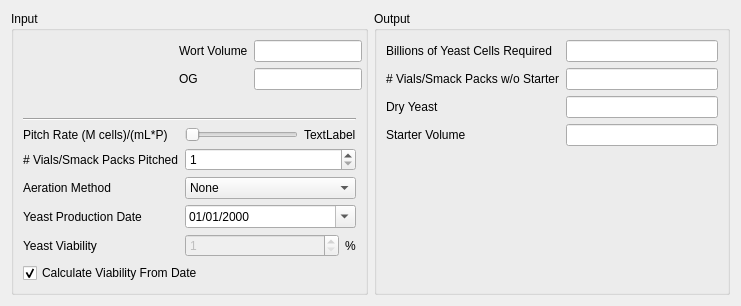
Old version of the form ui/pitchDialog.ui in the repository Brewtarget/brewtarget.
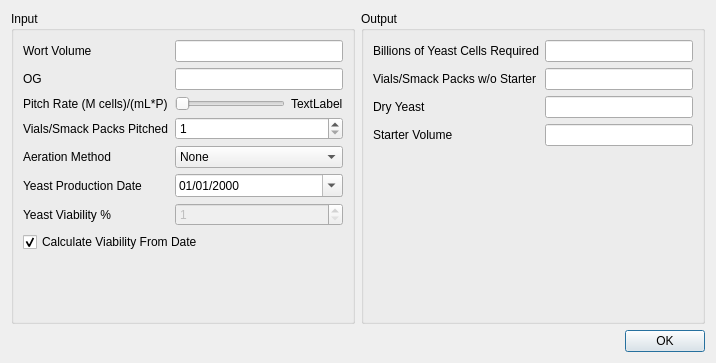
New version of the form. Custom widgets are drawn as their Qt base class.

The edit to the form file:
```diff
--- a/ui/pitchDialog.ui
+++ b/ui/pitchDialog.ui
@@ -6,13 +6,15 @@
    <rect>
     <x>0</x>
     <y>0</y>
-    <width>741</width>
-    <height>306</height>
+    <width>716</width>
+    <height>363</height>
    </rect>
   </property>
   <property name="windowTitle">
    <string>Pitch Rate Calculator</string>
   </property>
+  <layout class="QVBoxLayout" name="verticalLayout">
+   <item>
   <layout class="QHBoxLayout" name="horizontalLayout_2">
    <item>
     <widget class="QGroupBox" name="groupBox">
@@ -22,15 +24,7 @@
      <property name="configSection" stdset="0">
       <string notr="true">pitchRateCalc</string>
      </property>
-     <layout class="QVBoxLayout" name="verticalLayout_2">
-      <item>
        <layout class="QFormLayout" name="formLayout">
-        <property name="fieldGrowthPolicy">
-         <enum>QFormLayout::ExpandingFieldsGrow</enum>
-        </property>
-        <property name="formAlignment">
-         <set>Qt::AlignRight|Qt::AlignTop|Qt::AlignTrailing</set>
-        </property>
         <item row="0" column="0">
          <widget class="BtVolumeLabel" name="label_vol">
           <property name="contextMenuPolicy">
@@ -66,19 +60,6 @@
           </property>
          </widget>
         </item>
-        <item row="1" column="0">
-         <widget class="BtDensityLabel" name="label_og">
-          <property name="contextMenuPolicy">
-           <enum>Qt::CustomContextMenu</enum>
-          </property>
-          <property name="text">
-           <string>OG</string>
-          </property>
-          <property name="buddy">
-           <cstring>lineEdit_OG</cstring>
-          </property>
-         </widget>
-        </item>
         <item row="1" column="1">
          <widget class="BtDensityEdit" name="lineEdit_OG">
           <property name="sizePolicy">
@@ -101,24 +82,7 @@
           </property>
          </widget>
         </item>
-       </layout>
-      </item>
-      <item>
-       <widget class="Line" name="line">
-        <property name="orientation">
-         <enum>Qt::Horizontal</enum>
-        </property>
-       </widget>
-      </item>
-      <item>
-       <layout class="QFormLayout" name="formLayout_3">
-        <property name="fieldGrowthPolicy">
-         <enum>QFormLayout::AllNonFixedFieldsGrow</enum>
-        </property>
-        <property name="formAlignment">
-         <set>Qt::AlignRight|Qt::AlignTop|Qt::AlignTrailing</set>
-        </property>
-        <item row="0" column="0">
+        <item row="2" column="0">
          <widget class="QLabel" name="label_pitchRate_2">
           <property name="toolTip">
            <string>For ales, 0.75-1. For lagers, 1.5-2.</string>
@@ -128,34 +92,64 @@
           </property>
          </widget>
         </item>
-        <item row="2" column="0">
+        <item row="2" column="1">
+         <layout class="QHBoxLayout" name="horizontalLayout">
+          <item>
+           <widget class="QSlider" name="slider_pitchRate">
+            <property name="minimumSize">
+             <size>
+              <width>64</width>
+              <height>0</height>
+             </size>
+            </property>
+            <property name="toolTip">
+             <string>Desired pitch rate</string>
+            </property>
+            <property name="maximum">
+             <number>100</number>
+            </property>
+            <property name="orientation">
+             <enum>Qt::Horizontal</enum>
+            </property>
+           </widget>
+          </item>
+          <item>
+           <widget class="QLabel" name="label_pitchRate">
+            <property name="text">
+             <string>TextLabel</string>
+            </property>
+           </widget>
+          </item>
+         </layout>
+        </item>
+        <item row="3" column="0">
+         <widget class="QLabel" name="label_vialsPitched">
+          <property name="text">
+           <string>Vials/Smack Packs Pitched</string>
+          </property>
+         </widget>
+        </item>
+        <item row="3" column="1">
+         <widget class="QSpinBox" name="spinBox_VialsPitched">
+          <property name="toolTip">
+           <string>Number of vials/smack packs added to starter</string>
+          </property>
+          <property name="minimum">
+           <number>1</number>
+          </property>
+          <property name="maximum">
+           <number>5</number>
+          </property>
+         </widget>
+        </item>
+        <item row="4" column="0">
          <widget class="QLabel" name="label_aerationMethod">
           <property name="text">
            <string>Aeration Method</string>
           </property>
          </widget>
         </item>
-        <item row="3" column="0">
-         <widget class="BtDateLabel" name="label_productionDate">
-          <property name="contextMenuPolicy">
-           <enum>Qt::CustomContextMenu</enum>
-          </property>
-          <property name="text">
-           <string>Yeast Production Date</string>
-          </property>
-          <property name="buddy">
-           <cstring>dateEdit_ProductionDate</cstring>
-          </property>
-         </widget>
-        </item>
-        <item row="4" column="0">
-         <widget class="QLabel" name="label_viability">
-          <property name="text">
-           <string>Yeast Viability</string>
-          </property>
-         </widget>
-        </item>
-        <item row="2" column="1">
+        <item row="4" column="1">
          <widget class="QComboBox" name="comboBox_AerationMethod">
           <property name="acceptDrops">
            <bool>false</bool>
@@ -183,7 +177,20 @@
           </item>
          </widget>
         </item>
-        <item row="3" column="1">
+        <item row="5" column="0">
+         <widget class="BtDateLabel" name="label_productionDate">
+          <property name="contextMenuPolicy">
+           <enum>Qt::CustomContextMenu</enum>
+          </property>
+          <property name="text">
+           <string>Yeast Production Date</string>
+          </property>
+          <property name="buddy">
+           <cstring>dateEdit_ProductionDate</cstring>
+          </property>
+         </widget>
+        </item>
+        <item row="5" column="1">
          <widget class="QDateEdit" name="dateEdit_ProductionDate">
           <property name="toolTip">
            <string>Production date (Best By date less three months)</string>
@@ -205,9 +212,14 @@
           </property>
          </widget>
         </item>
-        <item row="4" column="1">
-         <layout class="QHBoxLayout" name="horizontalLayout_4">
-          <item>
+        <item row="6" column="0">
+         <widget class="QLabel" name="label_viability">
+          <property name="text">
+           <string>Yeast Viability %</string>
+          </property>
+         </widget>
+        </item>
+        <item row="6" column="1">
            <widget class="QSpinBox" name="spinBox_Viability">
             <property name="enabled">
              <bool>false</bool>
@@ -226,52 +238,7 @@
             </property>
            </widget>
           </item>
-          <item>
-           <widget class="QLabel" name="label_12">
-            <property name="sizePolicy">
-             <sizepolicy hsizetype="Fixed" vsizetype="Preferred">
-              <horstretch>0</horstretch>
-              <verstretch>0</verstretch>
-             </sizepolicy>
-            </property>
-            <property name="text">
-             <string>%</string>
-            </property>
-           </widget>
-          </item>
-         </layout>
-        </item>
-        <item row="0" column="1">
-         <layout class="QHBoxLayout" name="horizontalLayout">
-          <item>
-           <widget class="QSlider" name="slider_pitchRate">
-            <property name="minimumSize">
-             <size>
-              <width>64</width>
-              <height>0</height>
-             </size>
-            </property>
-            <property name="toolTip">
-             <string>Desired pitch rate</string>
-            </property>
-            <property name="maximum">
-             <number>100</number>
-            </property>
-            <property name="orientation">
-             <enum>Qt::Horizontal</enum>
-            </property>
-           </widget>
-          </item>
-          <item>
-           <widget class="QLabel" name="label_pitchRate">
-            <property name="text">
-             <string>TextLabel</string>
-            </property>
-           </widget>
-          </item>
-         </layout>
-        </item>
-        <item row="5" column="0" colspan="2">
+        <item row="7" column="0" colspan="2">
          <widget class="QCheckBox" name="checkBox_CalculateViability">
           <property name="text">
            <string>Calculate Viability From Date</string>
@@ -282,26 +249,20 @@
          </widget>
         </item>
         <item row="1" column="0">
-         <widget class="QLabel" name="label_vialsPitched">
-          <property name="text">
-           <string># Vials/Smack Packs Pitched</string>
+         <widget class="BtDensityLabel" name="label_og">
+          <property name="contextMenuPolicy">
+           <enum>Qt::CustomContextMenu</enum>
           </property>
-         </widget>
-        </item>
-        <item row="1" column="1">
-         <widget class="QSpinBox" name="spinBox_VialsPitched">
           <property name="toolTip">
-           <string>Number of vials/smack packs added to starter</string>
+           <string>Original gravity</string>
           </property>
-          <property name="minimum">
-           <number>1</number>
+          <property name="text">
+           <string>OG</string>
           </property>
-          <property name="maximum">
-           <number>5</number>
+          <property name="buddy">
+           <cstring>lineEdit_OG</cstring>
           </property>
          </widget>
-        </item>
-       </layout>
       </item>
      </layout>
     </widget>
@@ -314,15 +275,7 @@
      <property name="configSection" stdset="0">
       <string notr="true">pitchRateCalc</string>
      </property>
-     <layout class="QVBoxLayout" name="verticalLayout">
-      <item>
        <layout class="QFormLayout" name="formLayout_2">
-        <property name="fieldGrowthPolicy">
-         <enum>QFormLayout::AllNonFixedFieldsGrow</enum>
-        </property>
-        <property name="formAlignment">
-         <set>Qt::AlignRight|Qt::AlignTop|Qt::AlignTrailing</set>
-        </property>
         <item row="0" column="0">
          <widget class="QLabel" name="label_cells">
           <property name="text">
@@ -352,7 +305,7 @@
         <item row="1" column="0">
          <widget class="QLabel" name="label_vials">
           <property name="text">
-           <string># Vials/Smack Packs w/o Starter</string>
+           <string>Vials/Smack Packs w/o Starter</string>
           </property>
           <property name="buddy">
            <cstring>lineEdit_vials</cstring>
@@ -440,36 +393,24 @@
          </widget>
         </item>
        </layout>
-      </item>
-     </layout>
+      </widget>
+     </item>
+    </layout>
+   </item>
+   <item>
+    <widget class="QDialogButtonBox" name="buttonBox">
+     <property name="standardButtons">
+      <set>QDialogButtonBox::Ok</set>
+     </property>
     </widget>
    </item>
   </layout>
  </widget>
  <customwidgets>
   <customwidget>
-   <class>BtVolumeLabel</class>
-   <extends>QLabel</extends>
-   <header>BtLabel.h</header>
-   <slots>
-    <signal>labelChanged(Unit::unitDisplay,Unit::unitScale)</signal>
-   </slots>
-  </customwidget>
-  <customwidget>
-   <class>BtDensityLabel</class>
-   <extends>QLabel</extends>
-   <header>BtLabel.h</header>
-   <slots>
-    <signal>labelChanged(Unit::unitDisplay,Unit::unitScale)</signal>
-   </slots>
-  </customwidget>
-  <customwidget>
-   <class>BtVolumeEdit</class>
+   <class>BtGenericEdit</class>
    <extends>QLineEdit</extends>
    <header>BtLineEdit.h</header>
-   <slots>
-    <slot>lineChanged(Unit::unitDisplay,Unit::unitScale)</slot>
-   </slots>
   </customwidget>
   <customwidget>
    <class>BtDensityEdit</class>
@@ -480,9 +421,12 @@
    </slots>
   </customwidget>
   <customwidget>
-   <class>BtDateLabel</class>
+   <class>BtDensityLabel</class>
    <extends>QLabel</extends>
    <header>BtLabel.h</header>
+   <slots>
+    <signal>labelChanged(Unit::unitDisplay,Unit::unitScale)</signal>
+   </slots>
   </customwidget>
   <customwidget>
    <class>BtMassLabel</class>
@@ -504,9 +448,25 @@
    </slots>
   </customwidget>
   <customwidget>
-   <class>BtGenericEdit</class>
+   <class>BtVolumeLabel</class>
+   <extends>QLabel</extends>
+   <header>BtLabel.h</header>
+   <slots>
+    <signal>labelChanged(Unit::unitDisplay,Unit::unitScale)</signal>
+   </slots>
+  </customwidget>
+  <customwidget>
+   <class>BtVolumeEdit</class>
    <extends>QLineEdit</extends>
    <header>BtLineEdit.h</header>
+   <slots>
+    <slot>lineChanged(Unit::unitDisplay,Unit::unitScale)</slot>
+   </slots>
+  </customwidget>
+  <customwidget>
+   <class>BtDateLabel</class>
+   <extends>QLabel</extends>
+   <header>BtLabel.h</header>
   </customwidget>
  </customwidgets>
  <tabstops>
```
Lines whose indentation alone changed are shown as unchanged.
